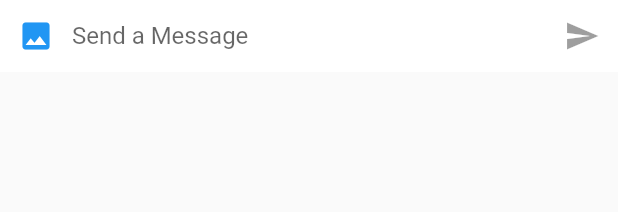
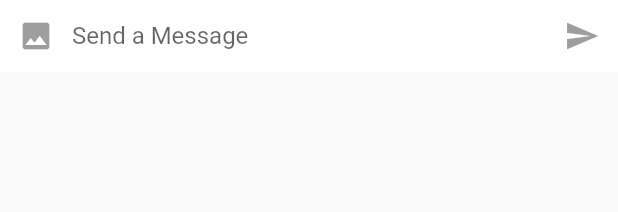
Before and after one commit to maryamch486/chatapp2, a Flutter app: the TextComposer widget shown alone on an empty page, opened directly, on a phone screen of 412 x 824 dp. Shown: the top 212 px of the screen. Run offline on Flutter 3.47's test engine with Material 2 defaults, Android fonts, the phone set to English and light mode, and no system bars; our stand-ins replace flutter_signin_button, google_sign_in.

Commit message:
Mock Up UI

```diff
--- a/lib/main.dart
+++ b/lib/main.dart
@@ -1,7 +1,5 @@
+import 'package:flutter/material.dart';
 import 'package:chatapp/widget/chat_screen.dart';
-import 'package:flutter/material.dart';
-
-
 void main() {
   runApp(MyApp());
 }
@@ -11,7 +9,7 @@ class MyApp extends StatelessWidget {
   @override
   Widget build(BuildContext context) {
     return MaterialApp(
-      title: 'Chyee Chat',
+      title: 'Cofee Chat',
       theme: ThemeData(
         // This is the theme of your application.
         //
--- a/lib/model/record.dart
+++ b/lib/model/record.dart
@@ -1,3 +1,4 @@
+
 class Record{
 
   final String name;
@@ -11,6 +12,4 @@ class Record{
   text =map['text'],
   photoUrl =map['photoUrl'];
 
-
-
 }
--- a/lib/widget/chat_list.dart
+++ b/lib/widget/chat_list.dart
@@ -1,5 +1,4 @@
 import 'package:chatapp/widget/chat_message.dart';
-import 'package:flutter/cupertino.dart';
 import 'package:flutter/material.dart';
 
 
--- a/lib/widget/chat_message.dart
+++ b/lib/widget/chat_message.dart
@@ -1,5 +1,5 @@
 import 'package:flutter/material.dart';
-import 'package:chatapp/models/record.dart';
+import 'package:chatapp/model/record.dart';
 
 class ChatMessage extends StatelessWidget{
   final Map<String ,dynamic> snapshot;
--- a/lib/widget/chat_screen.dart
+++ b/lib/widget/chat_screen.dart
@@ -2,8 +2,7 @@ import 'package:chatapp/widget/text_composer.dart';
 import 'package:flutter/material.dart';
 import 'package:google_sign_in/google_sign_in.dart';
 import 'package:flutter_signin_button/flutter_signin_button.dart';
-
-import 'chat_list.dart';
+import 'package:chatapp/widget/chat_list.dart';
 enum MenuItem{
   signout
 }
--- a/lib/widget/text_composer.dart
+++ b/lib/widget/text_composer.dart
@@ -36,7 +36,7 @@ class _TextComposerState extends State<TextComposer> with
 
               children:   <Widget>[
                 IconButton(icon:
-                Icon(Icons.photo), onPressed: () {  },
+                Icon(Icons.photo)
                 ),
                 Flexible(
                   child:
--- a/lib/widgets/chat_list.dart
+++ /dev/null
@@ -1 +0,0 @@
-// TODO Implement this library.
--- a/lib/widgets/chat_message.dart
+++ /dev/null
@@ -1 +0,0 @@
-// TODO Implement this library.
--- a/lib/widgets/chat_screen.dart
+++ /dev/null
@@ -1 +0,0 @@
-// TODO Implement this library.
--- a/lib/widgets/text_composer.dart
+++ /dev/null
@@ -1 +0,0 @@
-// TODO Implement this library.
```
Also changed, not shown: lib/models/record.dart (deleted, +0 -12 lines), 1 other file.
